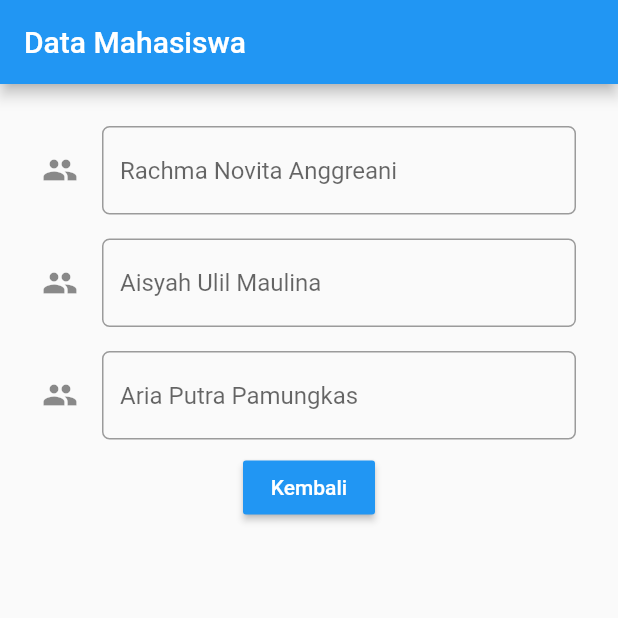
After one commit to Ariaputrapamungkas/login_page, a Flutter app: the BelajarForm screen opened directly, on a phone screen of 412 x 824 dp, the top half of it. The commit adds this screen. Run offline on Flutter 3.47's test engine with Material 2 defaults, Android fonts, the phone set to English and light mode, and no system bars.

Commit message:
update dan penambahan data

```diff
--- a/lib/login/components/background.dart
+++ b/lib/login/components/background.dart
@@ -2,7 +2,6 @@ import 'package:flutter/material.dart';
 
 class BackGround extends StatelessWidget {
   final Widget child;
-  // ignore: use_key_in_widget_constructors
   const BackGround({
     required this.child,
   });
--- /dev/null
+++ b/lib/login/pages/data_diri.dart
@@ -0,0 +1,89 @@
+import 'package:flutter/material.dart';
+import 'package:login_page/login/components/background.dart';
+
+
+
+void main() {
+  runApp(MaterialApp(
+    debugShowCheckedModeBanner: false,
+    title: "Pejuang Skripsi dan Tugas Akhir",
+    home: BelajarForm(),
+  ));
+}
+
+class BelajarForm extends StatefulWidget {
+  @override
+  _BelajarFormState createState() => _BelajarFormState();
+}
+
+class _BelajarFormState extends State<BelajarForm> {
+  final _formKey = GlobalKey<FormState>();
+
+  @override
+  Widget build(BuildContext context) {
+    double nilaiSlider = 1;
+    bool nilaiCheckBox = false;
+    bool nilaiSwitch = true;
+
+    return Scaffold(
+      appBar: AppBar(
+        title: Text('Data Mahasiswa'),
+      ),
+      body: Form(
+        key: _formKey,
+        child: SingleChildScrollView(
+          child: Container(
+            padding: EdgeInsets.all(20.0),
+            child: Column(
+              children: [
+                Padding(
+                  padding: const EdgeInsets.all(8.0),
+                  child: TextFormField(
+                    decoration: new InputDecoration(
+                      hintText: "Rachma Novita Anggreani",
+                      icon: Icon(Icons.people),
+                      border: OutlineInputBorder(
+                          borderRadius: new BorderRadius.circular(5.0)),
+                    ),
+                  ),
+                ),
+                Padding(
+                  padding: const EdgeInsets.all(8.0),
+                  child: TextFormField(
+                    decoration: new InputDecoration(
+                      hintText: "Aisyah Ulil Maulina",
+                      icon: Icon(Icons.people),
+                      border: OutlineInputBorder(
+                          borderRadius: new BorderRadius.circular(5.0)),
+                    ),
+                  ),
+                ),
+                Padding(
+                  padding: const EdgeInsets.all(8.0),
+                  child: TextFormField(
+                    decoration: new InputDecoration(
+                      hintText: "Aria Putra Pamungkas",
+                      icon: Icon(Icons.people),
+                      border: OutlineInputBorder(
+                          borderRadius: new BorderRadius.circular(5.0)),
+                    ),
+                  ),
+                ),
+                RaisedButton(
+                  child: Text(
+                    "Kembali",
+                    style: TextStyle(color: Colors.white),
+                  ),
+                  color: Colors.blue,
+                  onPressed: () {
+                    if (_formKey.currentState!.validate()) {}
+                  },
+                ),
+              ],
+            ),
+          ),
+        ),
+      ),
+    );
+  }
+}
--- a/pubspec.yaml
+++ b/pubspec.yaml
@@ -60,7 +60,7 @@ flutter:
 
   # To add assets to your application, add an assets section, like this:
    #assets:
-    # - assets\images\bottom.png
+     #- assets\images\bottom.png
     # - assets\images\halaman Polinema.jpg
     # - assets\images\header.jpg
     # - assets\images\login.png
```
Also changed, not shown: lib/login/pages/data_mahasiswa.dart (added, +152 -0 lines), lib/login/pages/input_data.dart (added, +197 -0 lines), 1 other file.
